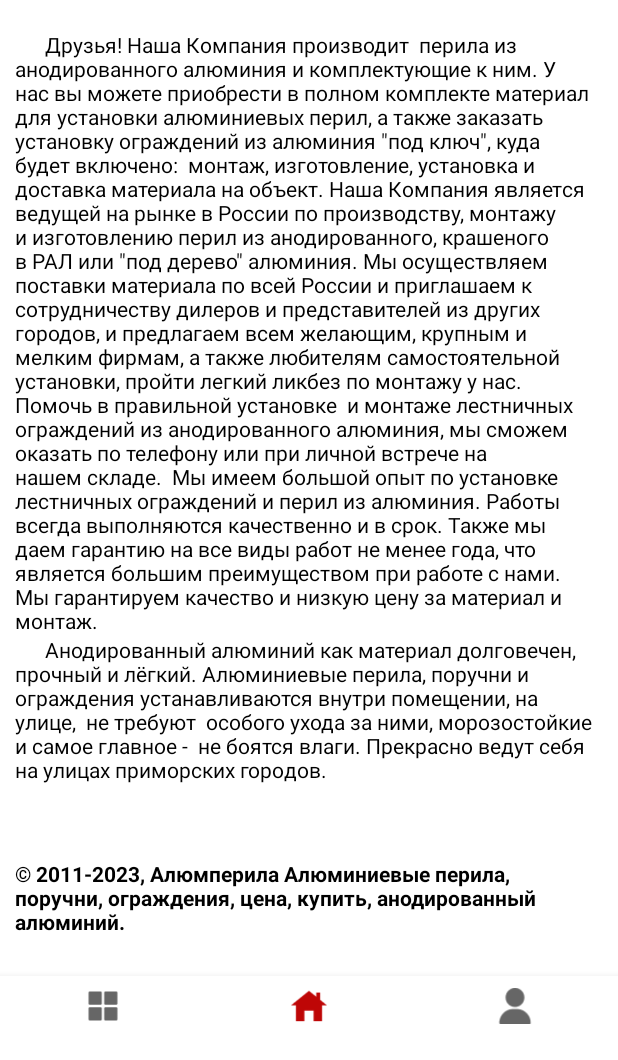
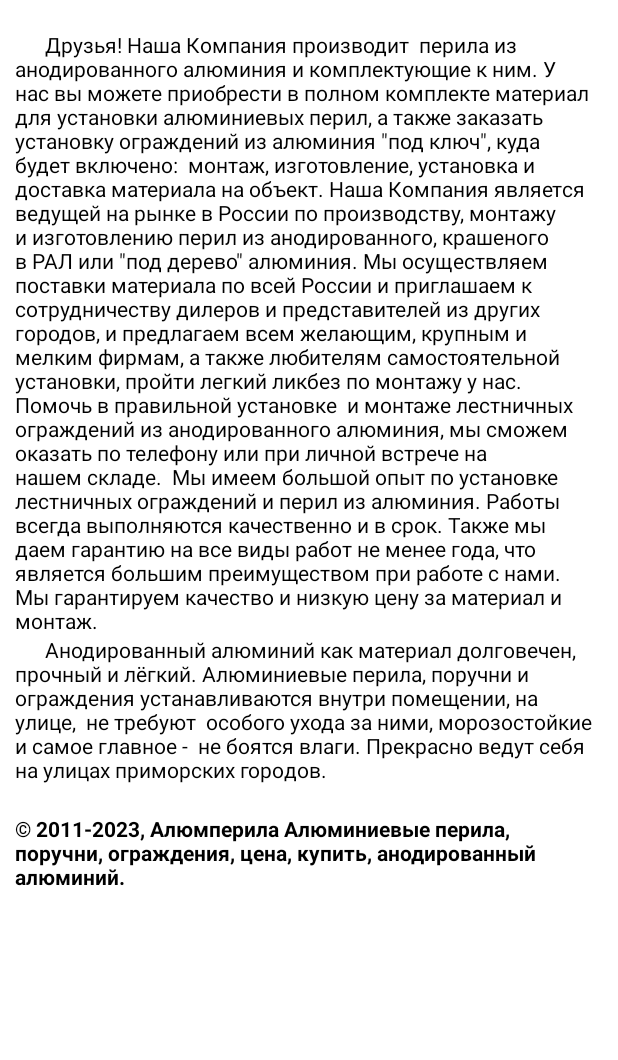
Before and after one commit to AndPhv/AlumPerilaApp, an Android app: the PodrobneeFragment screen opened through its navigation route, on a phone screen of 412 x 824 dp, the part 176-1236 px from its top. Run offline under Robolectric (Android 15) with nearby library versions, the phone set to English and light mode, and no system bars; our stand-ins replace navigation-ui; libraries missing offline, so code that uses them is left out: com.denzcoskun.imageslider; 7 statements that could not run were skipped.

Commit message:
Убран bottom_nav_menu в разделе "Подробнее о нашей компании"

```diff
--- a/app/src/main/java/com/example/alumperilaapp/MainActivity.kt
+++ b/app/src/main/java/com/example/alumperilaapp/MainActivity.kt
@@ -1,6 +1,7 @@
 package com.example.alumperilaapp
 
 import android.os.Bundle
+import android.view.View
 import com.google.android.material.bottomnavigation.BottomNavigationView
 import androidx.appcompat.app.AppCompatActivity
 import androidx.navigation.NavController
@@ -47,6 +48,19 @@ class MainActivity : AppCompatActivity() {
                 else ->
                     supportActionBar?.hide()
             }
+            when(distonation.id) {
+                R.id.navigation_home -> {
+                    binding.navView.visibility = View.VISIBLE
+                }
+                R.id.navigation_catalog -> {
+                    binding.navView.visibility = View.VISIBLE
+                }
+                R.id.navigation_account -> {
+                    binding.navView.visibility = View.VISIBLE
+                }
+                else ->
+                    binding.navView.visibility = View.GONE
+            }
         }
 
         setupActionBarWithNavController(navController, appBarConfiguration)
--- a/app/src/main/res/layout/fragment_podrobnee.xml
+++ b/app/src/main/res/layout/fragment_podrobnee.xml
@@ -11,7 +11,7 @@
         android:layout_marginStart="10dp"
         android:layout_marginTop="5dp"
         android:layout_marginEnd="10dp"
-        android:layout_marginBottom="5dp"
+        android:layout_marginBottom="15dp"
         android:orientation="vertical">
 
         <ImageView
@@ -39,7 +39,7 @@
             android:id="@+id/txtPodrobnee3"
             android:layout_width="match_parent"
             android:layout_height="match_parent"
-            android:layout_marginTop="50dp"
+            android:layout_marginTop="20dp"
             android:text="© 2011-2023, Алюмперила Алюминиевые перила, поручни, ограждения, цена, купить, анодированный алюминий."
             android:textColor="#000000"
             android:textStyle="bold" />
```
